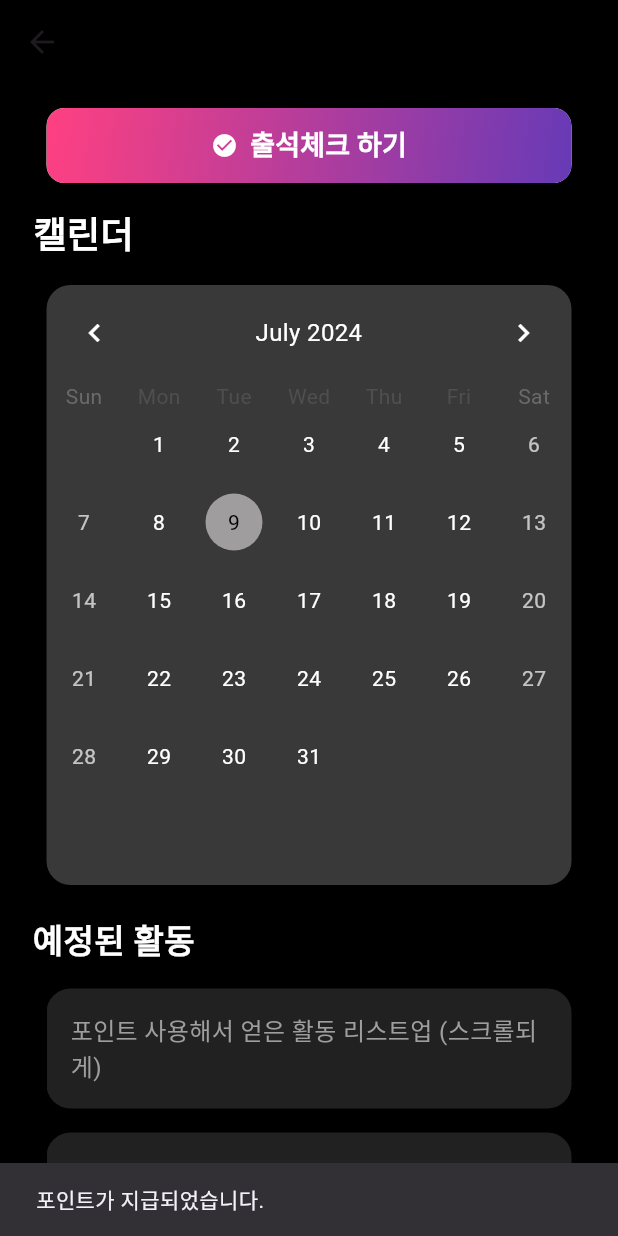
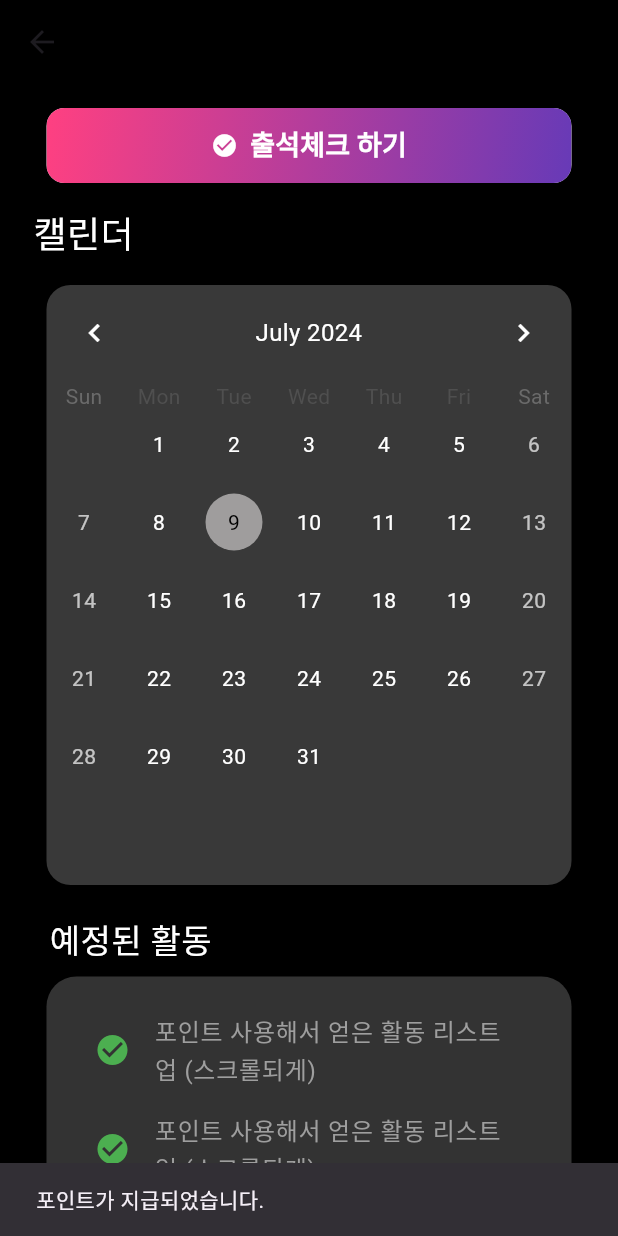
Before and after one commit to inho9899/madcamp_week2, a Flutter app: the Tab1Screen screen opened directly, after a tap on "출석체크 하기", on a phone screen of 412 x 824 dp. Run offline on Flutter 3.47's test engine with Material 3 defaults, Android fonts, the phone set to English and light mode, and no system bars; drawn by our look-alikes of table_calendar; our stand-ins replace audioplayers, flutter_rating_bar; missing offline and left inert: flutter_naver_login, kakao_flutter_sdk_user; network calls fail; Roboto replaces fonts that are missing (Pretendard-SemiBold).

Commit message:
font tab1&3

```diff
--- a/lib/event_detail_screen.dart
+++ b/lib/event_detail_screen.dart
@@ -13,7 +13,9 @@ class EventDetailScreen extends StatelessWidget {
       appBar: AppBar(
         title: Text(
           event.description,
-          style: TextStyle(color: Colors.white, fontWeight: FontWeight.bold),
+          style: TextStyle(color: Colors.white,
+              fontFamily: "Pretendard-Bold",
+              fontWeight: FontWeight.w500),
         ),
         backgroundColor: Colors.black,
         leading: IconButton(
@@ -51,7 +53,10 @@ class EventDetailScreen extends StatelessWidget {
               alignment: Alignment.centerLeft,
               child: Text(
                 event.detailInfo,
-                style: TextStyle(color: Colors.white, fontSize: 21, fontWeight: FontWeight.bold), // 글자 색상을 흰색으로 변경
+                style: TextStyle(color: Colors.white,
+                    fontSize: 21,
+                    fontFamily: "Pretendard-Bold",
+                    fontWeight: FontWeight.w500), // 글자 색상을 흰색으로 변경
               ),
             ),
             SizedBox(height: 15),
@@ -59,7 +64,10 @@ class EventDetailScreen extends StatelessWidget {
               alignment: Alignment.centerLeft,
               child: Text(
                 '보유 포인트: 800', // 예시로 고정된 포인트 값, 나중에 유저마다 다르게 보여야함
-                style: TextStyle(color: Colors.white, fontSize: 19),
+                style: TextStyle(color: Colors.white,
+                    fontSize: 19,
+                    fontFamily: "Pretendard-Regular",
+                    fontWeight: FontWeight.w400),
               ),
             ),
             SizedBox(height: 5),
@@ -67,7 +75,10 @@ class EventDetailScreen extends StatelessWidget {
               alignment: Alignment.centerLeft,
               child: Text(
                 '차감될 포인트: 500', // 예시로 고정된 포인트 값
-                style: TextStyle(color: Colors.white, fontSize: 19),
+                style: TextStyle(color: Colors.white,
+                    fontSize: 19,
+                    fontFamily: "Pretendard-Regular",
+                    fontWeight: FontWeight.w400),
               ),
             ),
             SizedBox(height: 50),
--- a/lib/tab1_screen.dart
+++ b/lib/tab1_screen.dart
@@ -1,7 +1,47 @@
 import 'package:flutter/material.dart';
+import 'package:flutter_rating_bar/flutter_rating_bar.dart';
 import 'package:table_calendar/table_calendar.dart';
+import 'package:http/http.dart' as http;
+import 'dart:convert';
 
-class Tab1Screen extends StatelessWidget {
+class Tab1Screen extends StatefulWidget {
+  @override
+  _Tab1ScreenState createState() => _Tab1ScreenState();
+}
+
+class _Tab1ScreenState extends State<Tab1Screen> {
+  final String songTitleUrl = 'http://172.10.7.116:80/title';
+  final String songArtistUrl = 'http://172.10.7.116:80/artist';
+
+  // tab2 에서 받아와야 하는데 일단 임의 설정함
+  String songTitle = "Loading...(title)";  // 초기 값 설정
+  String songArtist = "Loading...(artist)";  // 초기 값 설정
+  double rating = 0.0; // 초기 별점 설정
+
+  @override
+  void initState() {
+    super.initState();
+    _fetchSongDetails();
+  }
+
+  Future<void> _fetchSongDetails() async {
+    try {
+      final titleResponse = await http.get(Uri.parse(songTitleUrl));
+      final artistResponse = await http.get(Uri.parse(songArtistUrl));
+
+      if (titleResponse.statusCode == 200 && artistResponse.statusCode == 200) {
+        setState(() {
+          songTitle = titleResponse.body;
+          songArtist = artistResponse.body;
+        });
+      } else {
+        print('Failed to load song details');
+      }
+    } catch (e) {
+      print('Error loading song details: $e');
+    }
+  }
+
   void _checkAttendance(BuildContext context) {
     // 출석체크 로직 추가
     // 예: DB에 출석체크 데이터 저장 및 포인트 추가
@@ -58,9 +98,10 @@ class Tab1Screen extends StatelessWidget {
                             Text(
                               '출석체크 하기',
                               style: TextStyle(
+                                fontFamily: "Pretendard-SemiBold",
+                                fontWeight: FontWeight.w600,
                                 color: Colors.white,
                                 fontSize: 18,
-                                fontWeight: FontWeight.bold,
                               ),
                             ),
                           ],
@@ -76,8 +117,9 @@ class Tab1Screen extends StatelessWidget {
                 child: Text(
                   ' 캘린더',
                   style: TextStyle(
+                    fontFamily: "Pretendard-SemiBold",
+                    fontWeight: FontWeight.w400,
                     fontSize: 24,
-                    fontWeight: FontWeight.bold,
                     color: Colors.white,
                   ),
                 ),
@@ -129,29 +171,32 @@ class Tab1Screen extends StatelessWidget {
               ),
               SizedBox(height: 20),
               Text(
-                ' 예정된 활동',
+                '   예정된 활동',
                 style: TextStyle(
+                  fontFamily: "Pretendard-SemiBold",
+                  fontWeight: FontWeight.w400,
                   fontSize: 22,
-                  fontWeight: FontWeight.bold,
                   color: Colors.white, // 지정된 색상으로 변경
                 ),
               ),
               SizedBox(height: 8),
-              Center (
+              Center(
+                child: Container(
+                  width: 350,
+                  decoration: BoxDecoration(
+                    color: Color(0xFF333333), // 큰 컨테이너의 배경색
+                    borderRadius: BorderRadius.circular(20.0),
+                  ),
+                  padding: EdgeInsets.all(16.0), // 큰 컨테이너의 패딩
                   child: Container(
                     height: 200,
                     width: 350,
                     child: ListView.builder(
-                    itemCount: 3, // 예정된 활동 개수
+                      itemCount: 4, // 예정된 활동 개수
                       itemBuilder: (context, index) {
-                      return Container(
-                        margin: EdgeInsets.symmetric(vertical: 8.0),
-                        padding: EdgeInsets.all(16.0),
-                        decoration: BoxDecoration(
-                          color : Color(0xFF212121), // 지정된 색상으로 변경
-                          borderRadius: BorderRadius.circular(16.0),
-                        ),
-                        child: Text(
+                        return ListTile(
+                          leading: Icon(Icons.check_circle, color: Colors.green), // 체크 아이콘
+                          title: Text(
                             '포인트 사용해서 얻은 활동 리스트업 (스크롤되게)',
                             style: TextStyle(
                               fontSize: 16,
@@ -163,42 +208,95 @@ class Tab1Screen extends StatelessWidget {
                     ),
                   ),
                 ),
+              ),
               SizedBox(height: 16),
               Text(
-                ' 나의 리뷰',
+                '   나의 리뷰',
                 style: TextStyle(
+                  fontFamily: "Pretendard-SemiBold",
+                  fontWeight: FontWeight.w400,
                   fontSize: 22,
-                  fontWeight: FontWeight.bold,
                   color: Colors.white, // 지정된 색상으로 변경
                 ),
               ),
               SizedBox(height: 8),
-              Center (
-                child:Container(
-                  height: 200,
+              Center(
+                child: Container(
+                  height: 250,
                   width: 350,
                   child: ListView.builder(
                     itemCount: 3, // 작성한 리뷰 개수
                     itemBuilder: (context, index) {
-                      return Container(
-                        margin: EdgeInsets.symmetric(vertical: 8.0),
-                        padding: EdgeInsets.all(16.0),
-                        decoration: BoxDecoration(
-                          color: Color(0xFF212121), // 지정된 색상으로 변경
+                      return Card(
+                        color: Color(0xFF333333), // 카드 배경색
+                        shape: RoundedRectangleBorder(
                           borderRadius: BorderRadius.circular(16.0),
                         ),
-                        child: Text(
-                          '작성한 음악 리뷰들 리스트업 (스크롤되게)',
+                        child: Padding(
+                          padding: EdgeInsets.all(16.0),
+                          child: Column(
+                            crossAxisAlignment: CrossAxisAlignment.start,
+                            children: [
+                              Row(
+                                children: [
+                                  SizedBox(width: 10.0),
+                                  CircleAvatar(
+                                    radius: 25,
+                                    backgroundColor: Color(0xFF1562C3),
+                                    child: Icon(Icons.person, color: Colors.white, size:30),
+                                  ),
+                                  SizedBox(width: 35.0),
+                                  Column(
+                                    crossAxisAlignment: CrossAxisAlignment.start,
+                                    children: [
+                                      Text(
+                                        songTitle,
+                                        style: TextStyle(
+                                          fontSize: 18,
+                                          fontWeight: FontWeight.bold,
+                                          color: Colors.white,
+                                        ),
+                                      ),
+                                      Text(
+                                        songArtist,
                                         style: TextStyle(
                                           fontSize: 16,
                                           color: Colors.grey,
+                                        ),
+                                      ),
+                                    ],
+                                  ),
+                                ],
+                              ),
+                              SizedBox(height: 8.0),
+                              Transform.translate(
+                                offset: Offset(90, 0),
+                                child: RatingBar.builder(
+                                  initialRating: 4.0, // 기본 별점 값을 여기에서 설정합니다.
+                                  direction: Axis.horizontal,
+                                  allowHalfRating: true,
+                                  itemCount: 5,
+                                  itemSize: 25.0, // 별 크기를 줄입니다.
+                                  itemPadding: EdgeInsets.symmetric(horizontal: 2.0),
+                                  itemBuilder: (context, _) => Icon(
+                                    Icons.star,
+                                    color: Colors.amber,
+                                  ),
+                                  onRatingUpdate: (rating) {
+                                    setState(() {
+                                      // rating 값을 업데이트할 수 있는 로직을 여기에 추가합니다.
+                                    });
+                                  },
+                                ),
+                              ),
+                            ],
                           ),
                         ),
                       );
                     },
                   ),
                 ),
-              )
+              ),
             ],
           ),
         ),
--- a/lib/tab3_screen.dart
+++ b/lib/tab3_screen.dart
@@ -67,7 +67,7 @@ class Tab3Screen extends StatelessWidget {
     return Scaffold(
       appBar: AppBar(
         title: Text(
-          '[앱 이름] Event',
+          '  [Event]',
           style: TextStyle(color: Colors.white, fontWeight: FontWeight.bold),
         ),
         backgroundColor: Colors.black,
@@ -116,6 +116,8 @@ class Tab3Screen extends StatelessWidget {
                             child: Text(
                               event.description,
                               style: TextStyle(
+                                fontFamily: "Pretendard-SemiBold",
+                                fontWeight: FontWeight.w400,
                                 color: Colors.white,
                                 fontSize: 16,
                               ),
```
Also changed, not shown: pubspec.yaml (+22 -0 lines), 5 other files. Lines whose indentation alone changed are shown as unchanged.
